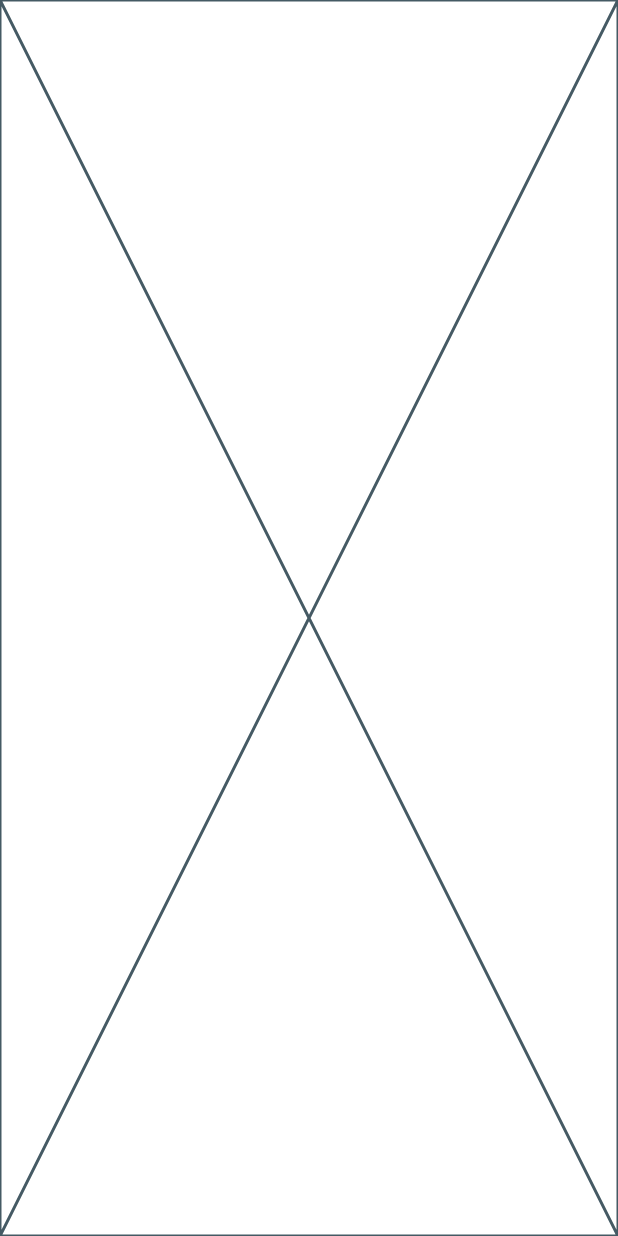
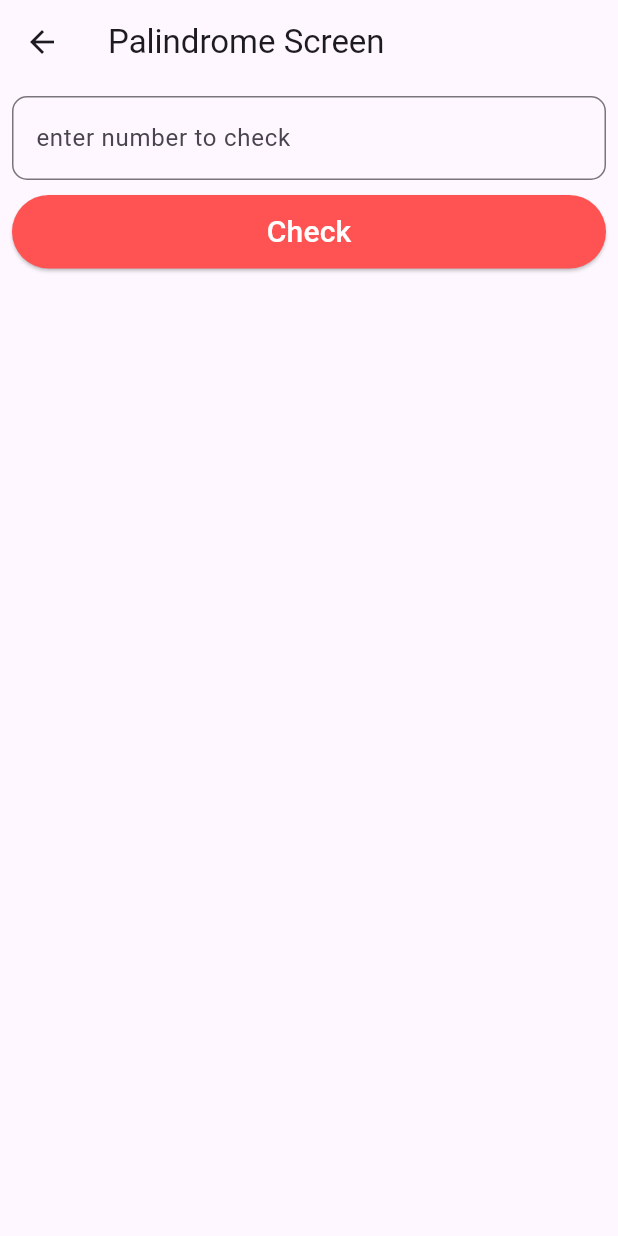
Before and after one commit to arunaguragain/assignment3, a Flutter app: the screen it shows after launch, after a tap on "Palindrome", on a phone screen of 412 x 824 dp. Run offline on Flutter 3.47's test engine with Material 3 defaults, Android fonts, the phone set to English and light mode, and no system bars.

Commit message:
palindrome done

```diff
--- a/lib/screens/palindrome_screen.dart
+++ b/lib/screens/palindrome_screen.dart
@@ -1,3 +1,6 @@
+import 'package:assignment3/common/my_snackbar.dart';
+import 'package:assignment3/widgets/my_button.dart';
+import 'package:assignment3/widgets/my_textformfield.dart';
 import 'package:flutter/material.dart';
 
 class PalindromeScreen extends StatefulWidget {
@@ -10,6 +13,64 @@ class PalindromeScreen extends StatefulWidget {
 class _PalindromeScreenState extends State<PalindromeScreen> {
   @override
   Widget build(BuildContext context) {
-    return const Placeholder();
+    final TextEditingController firstController = TextEditingController();
+
+    final gap = SizedBox(height: 10);
+    final formKey = GlobalKey<FormState>();
+
+    return Scaffold(
+      appBar: AppBar(title: Text('Palindrome Screen')),
+      body: Form(
+        key: formKey,
+        child: Padding(
+          padding: const EdgeInsets.all(8.0),
+          child: Column(
+            children: [
+              MyTextformfield(
+                hintText: 'e.g 515',
+                controller: firstController,
+                labelText: 'enter number to check',
+                errorMessage: 'Please enter number',
+              ),
+
+              gap,
+              MyButton(
+                onPressed: () {
+                  if (formKey.currentState!.validate()) {
+                    int number = int.parse(firstController.text);
+                    String result = palindrome(number: number);
+                    showMySnackBar(
+                      context: context,
+                      message: ' $result',
+                      color: Colors.redAccent,
+                    );
+                  }
+                },
+                text: 'Check',
+                color: Colors.redAccent,
+              ),
+            ],
+          ),
+        ),
+      ),
+    );
   }
 }
+
+int reverse({required int number}) {
+  int revNumber = 0;
+  while (number > 0) {
+    revNumber = revNumber * 10 + number % 10;
+    number = (number / 10).toInt();
+  }
+  return revNumber;
+}
+
+String palindrome({required int number}) {
+  int revNumber = reverse(number: number);
+  if (revNumber == number) {
+    return "$number is palindrom number";
+  } else {
+    return "$number is not palindrome number ";
+  }
+}
```
